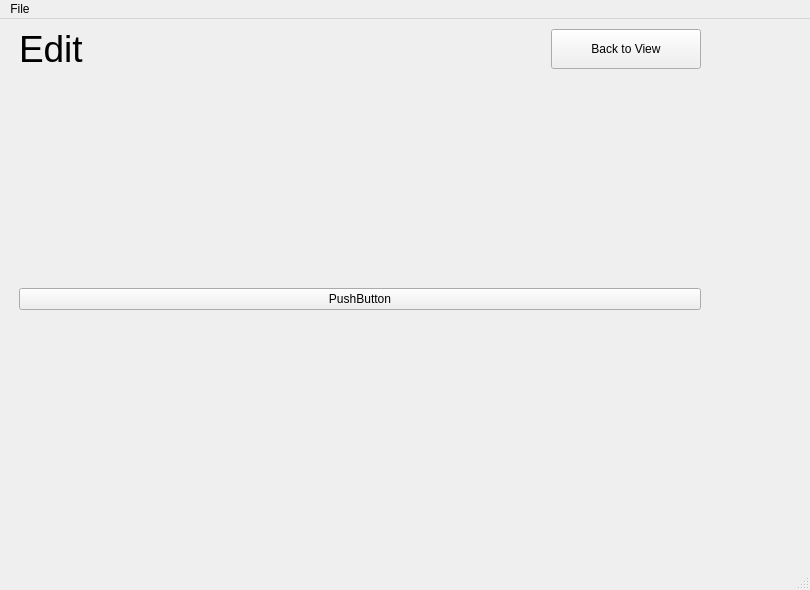
The window that HalfMeasures/mainwindow.ui (CamoSnipe200/CS3141-Team3) describes before a commit, drawn with Qt 5.
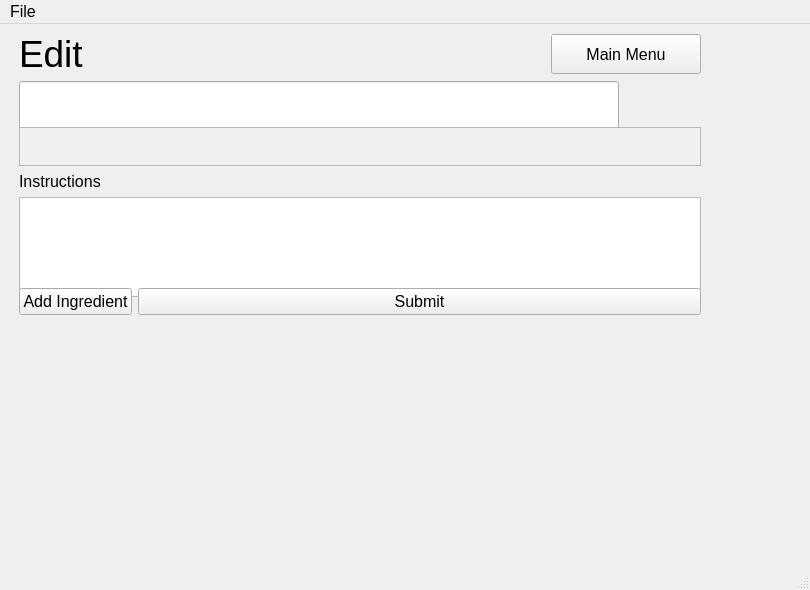
The same window after the commit. The open tabs and pages were chosen to show the change.

```diff
--- a/HalfMeasures/mainwindow.ui
+++ b/HalfMeasures/mainwindow.ui
@@ -22,6 +22,11 @@
     <height>500</height>
    </size>
   </property>
+  <property name="font">
+   <font>
+    <pointsize>12</pointsize>
+   </font>
+  </property>
   <property name="windowTitle">
    <string>MainWindow</string>
   </property>
@@ -1037,34 +1042,560 @@
              </size>
             </property>
             <property name="text">
-             <string>Back to View</string>
+             <string>Main Menu</string>
             </property>
            </widget>
           </item>
          </layout>
         </item>
         <item>
-         <spacer name="verticalSpacer_8">
-          <property name="orientation">
-           <enum>Qt::Vertical</enum>
-          </property>
-          <property name="sizeHint" stdset="0">
-           <size>
-            <width>20</width>
-            <height>40</height>
-           </size>
-          </property>
-         </spacer>
-        </item>
-        <item>
-         <layout class="QHBoxLayout" name="ES_Random_2">
+         <layout class="QVBoxLayout" name="ES_DescriptionVL">
           <item>
-           <widget class="QPushButton" name="pushButton_5">
+           <layout class="QVBoxLayout" name="ES_RecipeNameVL">
+            <item>
+             <widget class="QLineEdit" name="ES_RecipeNameLE">
+              <property name="sizePolicy">
+               <sizepolicy hsizetype="Maximum" vsizetype="Fixed">
+                <horstretch>0</horstretch>
+                <verstretch>0</verstretch>
+               </sizepolicy>
+              </property>
+              <property name="minimumSize">
+               <size>
+                <width>600</width>
+                <height>50</height>
+               </size>
+              </property>
+              <property name="font">
+               <font>
+                <pointsize>16</pointsize>
+               </font>
+              </property>
+             </widget>
+            </item>
+            <item>
+             <widget class="QScrollArea" name="ES_ScrollArea">
+              <property name="widgetResizable">
+               <bool>true</bool>
+              </property>
+              <widget class="QWidget" name="ES_ScrollAreaWidgetContents">
+               <property name="geometry">
+                <rect>
+                 <x>0</x>
+                 <y>0</y>
+                 <width>674</width>
+                 <height>16</height>
+                </rect>
+               </property>
+               <property name="sizePolicy">
+                <sizepolicy hsizetype="Preferred" vsizetype="Maximum">
+                 <horstretch>0</horstretch>
+                 <verstretch>0</verstretch>
+                </sizepolicy>
+               </property>
+              </widget>
+             </widget>
+            </item>
+           </layout>
+          </item>
+          <item>
+           <widget class="QLabel" name="ES_InstructionsLabel">
             <property name="text">
-             <string>PushButton</string>
+             <string>Instructions</string>
             </property>
            </widget>
           </item>
+          <item>
+           <widget class="QTextEdit" name="ES_InstructionsTE">
+            <property name="sizePolicy">
+             <sizepolicy hsizetype="Expanding" vsizetype="Preferred">
+              <horstretch>0</horstretch>
+              <verstretch>0</verstretch>
+             </sizepolicy>
+            </property>
+            <property name="minimumSize">
+             <size>
+              <width>0</width>
+              <height>100</height>
+             </size>
+            </property>
+            <property name="cursor" stdset="0">
+             <cursorShape>IBeamCursor</cursorShape>
+            </property>
+           </widget>
+          </item>
+          <item>
+           <layout class="QHBoxLayout" name="ES_IngredientsHL">
+            <item>
+             <widget class="QPushButton" name="ES_AddIngredientButton">
+              <property name="sizePolicy">
+               <sizepolicy hsizetype="Fixed" vsizetype="Fixed">
+                <horstretch>0</horstretch>
+                <verstretch>0</verstretch>
+               </sizepolicy>
+              </property>
+              <property name="palette">
+               <palette>
+                <active>
+                 <colorrole role="WindowText">
+                  <brush brushstyle="SolidPattern">
+                   <color alpha="255">
+                    <red>0</red>
+                    <green>0</green>
+                    <blue>0</blue>
+                   </color>
+                  </brush>
+                 </colorrole>
+                 <colorrole role="Button">
+                  <brush brushstyle="SolidPattern">
+                   <color alpha="255">
+                    <red>255</red>
+                    <green>255</green>
+                    <blue>255</blue>
+                   </color>
+                  </brush>
+                 </colorrole>
+                 <colorrole role="Light">
+                  <brush brushstyle="SolidPattern">
+                   <color alpha="255">
+                    <red>255</red>
+                    <green>255</green>
+                    <blue>255</blue>
+                   </color>
+                  </brush>
+                 </colorrole>
+                 <colorrole role="Midlight">
+                  <brush brushstyle="SolidPattern">
+                   <color alpha="255">
+                    <red>255</red>
+                    <green>255</green>
+                    <blue>255</blue>
+                   </color>
+                  </brush>
+                 </colorrole>
+                 <colorrole role="Dark">
+                  <brush brushstyle="SolidPattern">
+                   <color alpha="255">
+                    <red>127</red>
+                    <green>127</green>
+                    <blue>127</blue>
+                   </color>
+                  </brush>
+                 </colorrole>
+                 <colorrole role="Mid">
+                  <brush brushstyle="SolidPattern">
+                   <color alpha="255">
+                    <red>170</red>
+                    <green>170</green>
+                    <blue>170</blue>
+                   </color>
+                  </brush>
+                 </colorrole>
+                 <colorrole role="Text">
+                  <brush brushstyle="SolidPattern">
+                   <color alpha="255">
+                    <red>0</red>
+                    <green>0</green>
+                    <blue>0</blue>
+                   </color>
+                  </brush>
+                 </colorrole>
+                 <colorrole role="BrightText">
+                  <brush brushstyle="SolidPattern">
+                   <color alpha="255">
+                    <red>255</red>
+                    <green>255</green>
+                    <blue>255</blue>
+                   </color>
+                  </brush>
+                 </colorrole>
+                 <colorrole role="ButtonText">
+                  <brush brushstyle="SolidPattern">
+                   <color alpha="255">
+                    <red>0</red>
+                    <green>0</green>
+                    <blue>0</blue>
+                   </color>
+                  </brush>
+                 </colorrole>
+                 <colorrole role="Base">
+                  <brush brushstyle="SolidPattern">
+                   <color alpha="255">
+                    <red>255</red>
+                    <green>255</green>
+                    <blue>255</blue>
+                   </color>
+                  </brush>
+                 </colorrole>
+                 <colorrole role="Window">
+                  <brush brushstyle="SolidPattern">
+                   <color alpha="255">
+                    <red>255</red>
+                    <green>255</green>
+                    <blue>255</blue>
+                   </color>
+                  </brush>
+                 </colorrole>
+                 <colorrole role="Shadow">
+                  <brush brushstyle="SolidPattern">
+                   <color alpha="255">
+                    <red>0</red>
+                    <green>0</green>
+                    <blue>0</blue>
+                   </color>
+                  </brush>
+                 </colorrole>
+                 <colorrole role="AlternateBase">
+                  <brush brushstyle="SolidPattern">
+                   <color alpha="255">
+                    <red>255</red>
+                    <green>255</green>
+                    <blue>255</blue>
+                   </color>
+                  </brush>
+                 </colorrole>
+                 <colorrole role="ToolTipBase">
+                  <brush brushstyle="SolidPattern">
+                   <color alpha="255">
+                    <red>255</red>
+                    <green>255</green>
+                    <blue>220</blue>
+                   </color>
+                  </brush>
+                 </colorrole>
+                 <colorrole role="ToolTipText">
+                  <brush brushstyle="SolidPattern">
+                   <color alpha="255">
+                    <red>0</red>
+                    <green>0</green>
+                    <blue>0</blue>
+                   </color>
+                  </brush>
+                 </colorrole>
+                 <colorrole role="PlaceholderText">
+                  <brush brushstyle="SolidPattern">
+                   <color alpha="127">
+                    <red>0</red>
+                    <green>0</green>
+                    <blue>0</blue>
+                   </color>
+                  </brush>
+                 </colorrole>
+                </active>
+                <inactive>
+                 <colorrole role="WindowText">
+                  <brush brushstyle="SolidPattern">
+                   <color alpha="255">
+                    <red>0</red>
+                    <green>0</green>
+                    <blue>0</blue>
+                   </color>
+                  </brush>
+                 </colorrole>
+                 <colorrole role="Button">
+                  <brush brushstyle="SolidPattern">
+                   <color alpha="255">
+                    <red>240</red>
+                    <green>240</green>
+                    <blue>240</blue>
+                   </color>
+                  </brush>
+                 </colorrole>
+                 <colorrole role="Light">
+                  <brush brushstyle="SolidPattern">
+                   <color alpha="255">
+                    <red>255</red>
+                    <green>255</green>
+                    <blue>255</blue>
+                   </color>
+                  </brush>
+                 </colorrole>
+                 <colorrole role="Midlight">
+                  <brush brushstyle="SolidPattern">
+                   <color alpha="255">
+                    <red>227</red>
+                    <green>227</green>
+                    <blue>227</blue>
+                   </color>
+                  </brush>
+                 </colorrole>
+                 <colorrole role="Dark">
+                  <brush brushstyle="SolidPattern">
+                   <color alpha="255">
+                    <red>160</red>
+                    <green>160</green>
+                    <blue>160</blue>
+                   </color>
+                  </brush>
+                 </colorrole>
+                 <colorrole role="Mid">
+                  <brush brushstyle="SolidPattern">
+                   <color alpha="255">
+                    <red>160</red>
+                    <green>160</green>
+                    <blue>160</blue>
+                   </color>
+                  </brush>
+                 </colorrole>
+                 <colorrole role="Text">
+                  <brush brushstyle="SolidPattern">
+                   <color alpha="255">
+                    <red>0</red>
+                    <green>0</green>
+                    <blue>0</blue>
+                   </color>
+                  </brush>
+                 </colorrole>
+                 <colorrole role="BrightText">
+                  <brush brushstyle="SolidPattern">
+                   <color alpha="255">
+                    <red>255</red>
+                    <green>255</green>
+                    <blue>255</blue>
+                   </color>
+                  </brush>
+                 </colorrole>
+                 <colorrole role="ButtonText">
+                  <brush brushstyle="SolidPattern">
+                   <color alpha="255">
+                    <red>0</red>
+                    <green>0</green>
+                    <blue>0</blue>
+                   </color>
+                  </brush>
+                 </colorrole>
+                 <colorrole role="Base">
+                  <brush brushstyle="SolidPattern">
+                   <color alpha="255">
+                    <red>255</red>
+                    <green>255</green>
+                    <blue>255</blue>
+                   </color>
+                  </brush>
+                 </colorrole>
+                 <colorrole role="Window">
+                  <brush brushstyle="SolidPattern">
+                   <color alpha="255">
+                    <red>240</red>
+                    <green>240</green>
+                    <blue>240</blue>
+                   </color>
+                  </brush>
+                 </colorrole>
+                 <colorrole role="Shadow">
+                  <brush brushstyle="SolidPattern">
+                   <color alpha="255">
+                    <red>105</red>
+                    <green>105</green>
+                    <blue>105</blue>
+                   </color>
+                  </brush>
+                 </colorrole>
+                 <colorrole role="AlternateBase">
+                  <brush brushstyle="SolidPattern">
+                   <color alpha="255">
+                    <red>245</red>
+                    <green>245</green>
+                    <blue>245</blue>
+                   </color>
+                  </brush>
+                 </colorrole>
+                 <colorrole role="ToolTipBase">
+                  <brush brushstyle="SolidPattern">
+                   <color alpha="255">
+                    <red>255</red>
+                    <green>255</green>
+                    <blue>220</blue>
+                   </color>
+                  </brush>
+                 </colorrole>
+                 <colorrole role="ToolTipText">
+                  <brush brushstyle="SolidPattern">
+                   <color alpha="255">
+                    <red>0</red>
+                    <green>0</green>
+                    <blue>0</blue>
+                   </color>
+                  </brush>
+                 </colorrole>
+                 <colorrole role="PlaceholderText">
+                  <brush brushstyle="SolidPattern">
+                   <color alpha="128">
+                    <red>0</red>
+                    <green>0</green>
+                    <blue>0</blue>
+                   </color>
+                  </brush>
+                 </colorrole>
+                </inactive>
+                <disabled>
+                 <colorrole role="WindowText">
+                  <brush brushstyle="SolidPattern">
+                   <color alpha="255">
+                    <red>127</red>
+                    <green>127</green>
+                    <blue>127</blue>
+                   </color>
+                  </brush>
+                 </colorrole>
+                 <colorrole role="Button">
+                  <brush brushstyle="SolidPattern">
+                   <color alpha="255">
+                    <red>255</red>
+                    <green>255</green>
+                    <blue>255</blue>
+                   </color>
+                  </brush>
+                 </colorrole>
+                 <colorrole role="Light">
+                  <brush brushstyle="SolidPattern">
+                   <color alpha="255">
+                    <red>255</red>
+                    <green>255</green>
+                    <blue>255</blue>
+                   </color>
+                  </brush>
+                 </colorrole>
+                 <colorrole role="Midlight">
+                  <brush brushstyle="SolidPattern">
+                   <color alpha="255">
+                    <red>255</red>
+                    <green>255</green>
+                    <blue>255</blue>
+                   </color>
+                  </brush>
+                 </colorrole>
+                 <colorrole role="Dark">
+                  <brush brushstyle="SolidPattern">
+                   <color alpha="255">
+                    <red>127</red>
+                    <green>127</green>
+                    <blue>127</blue>
+                   </color>
+                  </brush>
+                 </colorrole>
+                 <colorrole role="Mid">
+                  <brush brushstyle="SolidPattern">
+                   <color alpha="255">
+                    <red>170</red>
+                    <green>170</green>
+                    <blue>170</blue>
+                   </color>
+                  </brush>
+                 </colorrole>
+                 <colorrole role="Text">
+                  <brush brushstyle="SolidPattern">
+                   <color alpha="255">
+                    <red>127</red>
+                    <green>127</green>
+                    <blue>127</blue>
+                   </color>
+                  </brush>
+                 </colorrole>
+                 <colorrole role="BrightText">
+                  <brush brushstyle="SolidPattern">
+                   <color alpha="255">
+                    <red>255</red>
+                    <green>255</green>
+                    <blue>255</blue>
+                   </color>
+                  </brush>
+                 </colorrole>
+                 <colorrole role="ButtonText">
+                  <brush brushstyle="SolidPattern">
+                   <color alpha="255">
+                    <red>127</red>
+                    <green>127</green>
+                    <blue>127</blue>
+                   </color>
+                  </brush>
+                 </colorrole>
+                 <colorrole role="Base">
+                  <brush brushstyle="SolidPattern">
+                   <color alpha="255">
+                    <red>255</red>
+                    <green>255</green>
+                    <blue>255</blue>
+                   </color>
+                  </brush>
+                 </colorrole>
+                 <colorrole role="Window">
+                  <brush brushstyle="SolidPattern">
+                   <color alpha="255">
+                    <red>255</red>
+                    <green>255</green>
+                    <blue>255</blue>
+                   </color>
+                  </brush>
+                 </colorrole>
+                 <colorrole role="Shadow">
+                  <brush brushstyle="SolidPattern">
+                   <color alpha="255">
+                    <red>0</red>
+                    <green>0</green>
+                    <blue>0</blue>
+                   </color>
+                  </brush>
+                 </colorrole>
+                 <colorrole role="AlternateBase">
+                  <brush brushstyle="SolidPattern">
+                   <color alpha="255">
+                    <red>245</red>
+                    <green>245</green>
+                    <blue>245</blue>
+                   </color>
+                  </brush>
+                 </colorrole>
+                 <colorrole role="ToolTipBase">
+                  <brush brushstyle="SolidPattern">
+                   <color alpha="255">
+                    <red>255</red>
+                    <green>255</green>
+                    <blue>220</blue>
+                   </color>
+                  </brush>
+                 </colorrole>
+                 <colorrole role="ToolTipText">
+                  <brush brushstyle="SolidPattern">
+                   <color alpha="255">
+                    <red>0</red>
+                    <green>0</green>
+                    <blue>0</blue>
+                   </color>
+                  </brush>
+                 </colorrole>
+                 <colorrole role="PlaceholderText">
+                  <brush brushstyle="SolidPattern">
+                   <color alpha="128">
+                    <red>0</red>
+                    <green>0</green>
+                    <blue>0</blue>
+                   </color>
+                  </brush>
+                 </colorrole>
+                </disabled>
+               </palette>
+              </property>
+              <property name="cursor">
+               <cursorShape>PointingHandCursor</cursorShape>
+              </property>
+              <property name="text">
+               <string>Add Ingredient</string>
+              </property>
+             </widget>
+            </item>
+            <item>
+             <widget class="QPushButton" name="ES_SubmitButton">
+              <property name="cursor">
+               <cursorShape>PointingHandCursor</cursorShape>
+              </property>
+              <property name="text">
+               <string>Submit</string>
+              </property>
+             </widget>
+            </item>
+           </layout>
+          </item>
          </layout>
         </item>
        </layout>
@@ -1079,7 +1610,7 @@
      <x>0</x>
      <y>0</y>
      <width>810</width>
-     <height>21</height>
+     <height>27</height>
     </rect>
    </property>
    <widget class="QMenu" name="menuFile">
```
Left out of the diff: 49 changed lines with no effect on the pictures.
